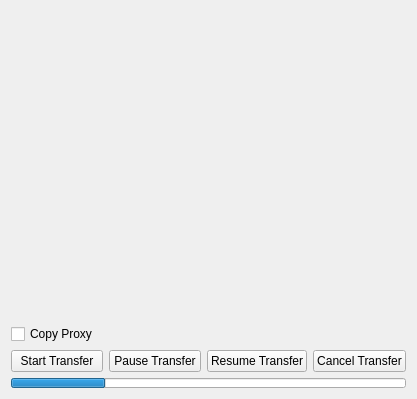
This is Libs/UserInterfaces/SourceFunctions.ui in AltaArts/SourceTab--Prism-Plugin as Qt 5 draws it before an edit. The edited form follows.
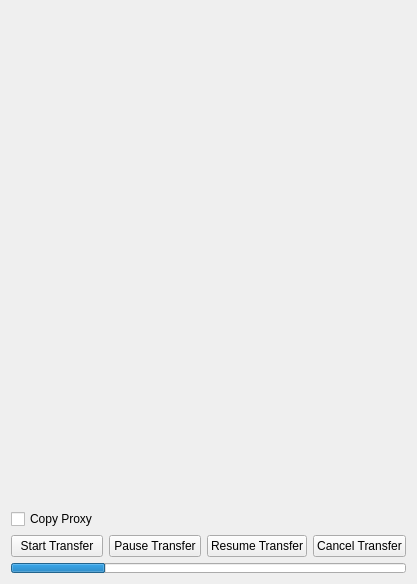
This is the edited form.

Commit message:
This adds Saved Settings, UI Changes, and Initial MediaPlayer functions #5
This changes the Double-click behavior of the tiles to display in the Media Player.  Not sure if this is the correct UI direction, but works for testing.

Also removes now-unused PILLOW lib.

The edit to the form file:
```diff
--- a/Libs/UserInterfaces/SourceFunctions.ui
+++ b/Libs/UserInterfaces/SourceFunctions.ui
@@ -7,7 +7,7 @@
     <x>0</x>
     <y>0</y>
     <width>417</width>
-    <height>399</height>
+    <height>584</height>
    </rect>
   </property>
   <property name="windowTitle">
@@ -16,9 +16,6 @@
   <layout class="QHBoxLayout" name="horizontalLayout">
    <item>
     <widget class="QSplitter" name="splitter">
-     <property name="orientation">
-      <enum>Qt::Orientation::Horizontal</enum>
-     </property>
      <widget class="QWidget" name="w_functions" native="true">
       <property name="sizePolicy">
        <sizepolicy hsizetype="Preferred" vsizetype="Preferred">
@@ -41,9 +38,6 @@
        </property>
        <item>
         <spacer name="verticalSpacer">
-         <property name="orientation">
-          <enum>Qt::Orientation::Vertical</enum>
-         </property>
          <property name="sizeHint" stdset="0">
           <size>
            <width>20</width>
```
The commit also changes 229 other files.
